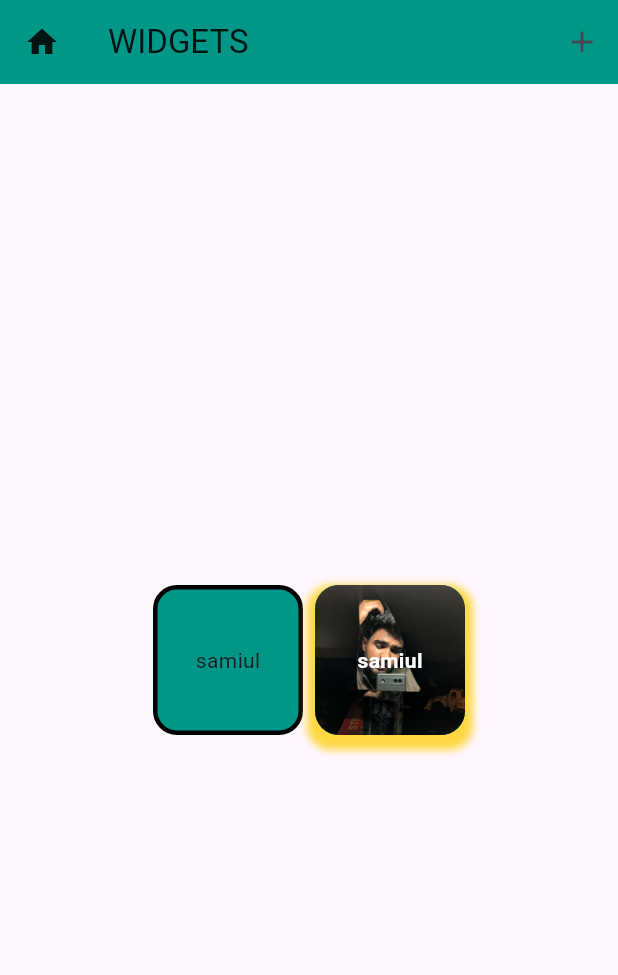
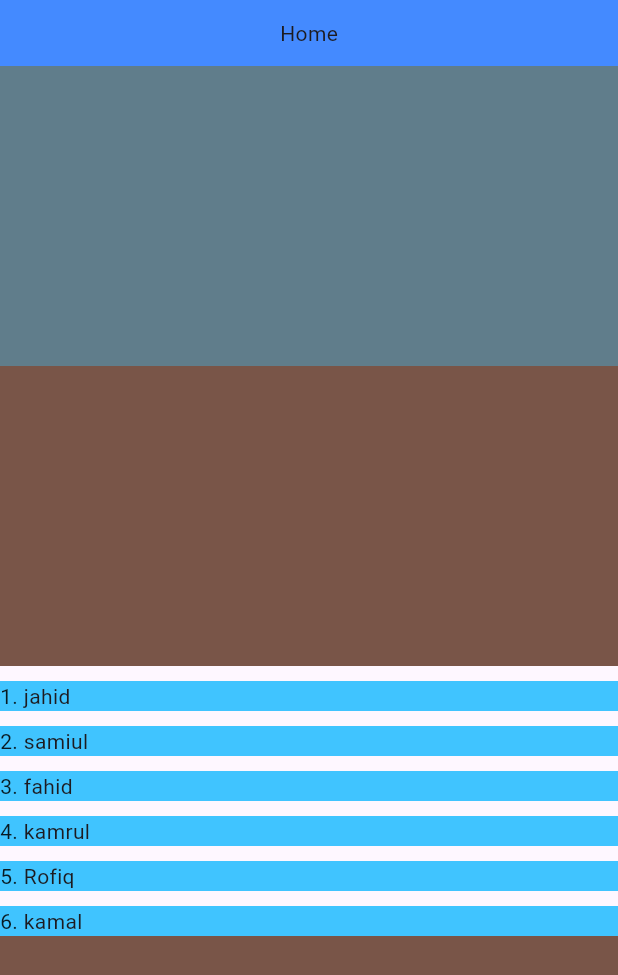
Before and after one commit to Samiul-Islam-Rafi-SWE/flutter-widgets, a Flutter app: the screen it shows after launch, on a phone screen of 412 x 824 dp. Shown: the top 975 px of the screen. Run offline on Flutter 3.47's test engine with Material 3 defaults, Android fonts, the phone set to English and light mode, and no system bars.

Commit message:
part of SingleChildScrollView and ListView

```diff
--- a/lib/main.dart
+++ b/lib/main.dart
@@ -1,9 +1,9 @@
-// Buttons(ElevatedButton , textButton, IconButton, GesturDetector , Inkwell) |
-//Text_input--> (TextField) | container | rechTest | padding
+//listview |
 
 import 'dart:math';
 
 import 'package:flutter/material.dart';
+import 'package:flutter/rendering.dart';
 
 void main() {
   runApp(myApp());
@@ -15,10 +15,19 @@ class myApp extends StatelessWidget {
     return MaterialApp(
       title: 'Essential widgets',
       debugShowCheckedModeBanner: false,
-      home: Home(),
+      home: X(),
     );
   }
 }
+
+final List<String> studentList = [
+  'jahid',
+  'samiul',
+  'fahid',
+  'kamrul',
+  'Rofiq',
+  'kamal',
+];
 
 class Home extends StatelessWidget {
   @override
@@ -37,180 +46,221 @@ class Home extends StatelessWidget {
           ),
         ],
       ),
-      body: Center(
-        child: Column(
-          mainAxisAlignment: MainAxisAlignment.center,
-          mainAxisSize: MainAxisSize.min,
-          children: [
-            // Buttons mainly work evenfire -=- ElevatedButton
-            // ElevatedButton(
-            //   style: ElevatedButton.styleFrom(
-            //     backgroundColor: Colors.red,
-            //     foregroundColor: Colors.white,
-            //     shape: RoundedRectangleBorder(
-            //       borderRadius: BorderRadius.circular(9),
-            //       side: BorderSide(width: 1, color: Colors.greenAccent),
-            //     ),
-            //     textStyle: TextStyle(fontSize: 23, fontWeight: FontWeight.w400),
-            //     // padding: EdgeInsets.all(12),
-            //     padding: EdgeInsets.symmetric(horizontal: 22, vertical: 16),
-            //   ),
-            //   onPressed: () {
-            //     print('Ok your press working');
-            //   },
-            //   child: Text('Press Here'),
-            // ),
-            // TextButton(
-            //   style: TextButton.styleFrom(
-            //     foregroundColor: const Color.fromARGB(255, 77, 255, 83),
-            //     textStyle: TextStyle(fontSize: 34),
-            //   ),
 
-            //   onPressed: () {},
-            //   child: Text('Send money', style: TextStyle(fontSize: 12)),
-            // ),
-            // IconButton(
-            //   onPressed: () {
-            //     print('please add a picture');
-            //   },
-            //   icon: Icon(Icons.add_a_photo, color: Colors.deepOrange),
-            // ),
-            // //only output
-            // GestureDetector(
-            //   onTap: () {
-            //     print('on Tap detected');
-            //   },
-            //   onDoubleTap: () {
-            //     print('on Double tap detected');
-            //   },
-            //   onLongPress: () {
-            //     print('on LOng press detected');
-            //   },
-            //   child: Column(
-            //     children: [
-            //       Text('My Name :'),
-            //       Icon(Icons.add_alarm_sharp),
-            //       Row(children: [Text('This is a Row')]),
-            //     ],
-            //   ),
-            // ),
-            // //register fitback show
-            // InkWell(
-            //   splashColor: Colors.red,
-            //   radius: 16,
-            //   borderRadius: BorderRadius.circular(30),
-            //   onTap: () {
-            //     print('ok On tap detected');
-            //   },
-            //   onDoubleTap: () {
-            //     print('Ok on double tap');
-            //   },
-            //   onLongPress: () {
-            //     print('Ok long tap');
-            //   },
-            //   child: Column(
-            //     children: [
-            //       Text('Inkwel output run'),
-            //       Icon(Icons.access_alarms_outlined),
-            //       Row(children: [Text('this is a row')]),
-            //     ],
-            //   ),
-            // ),
-            // //Text_input--> (TextField) | container | rechTest
-            // Padding(
-            //   padding: const EdgeInsets.all(16),
-            //   child: TextFormField(
-            //     // controller: TextEditingController(),//text inptu , text clear
-            //     style: TextStyle(fontSize: 23, color: Colors.black),
-            //     maxLength: 23,
-            //     decoration: InputDecoration(
-            //       hintText: 'Enter Your email',
-            //       hintStyle: TextStyle(
-            //         fontSize: 20,
-            //         fontWeight: FontWeight.w400,
-            //       ),
+      //   body: SingleChildScrollView(
 
-            //       // label: Text('Email'),
-            //       labelText: 'Email',
-            //       labelStyle: TextStyle(
-            //         fontSize: 20,
-            //         color: Colors.black,
-            //         backgroundColor: const Color.fromARGB(255, 63, 192, 21),
-            //       ),
-            //       border: OutlineInputBorder(
-            //         borderRadius: BorderRadius.circular(16),
-            //         // borderSide: BorderSide(width: 4),
-            //       ),
-            //       focusedBorder: OutlineInputBorder(
-            //         borderSide: BorderSide(width: 2, color: Colors.black),
-            //         borderRadius: BorderRadius.circular(23),
-            //       ),
+      //     child: Column(
+      //       children: [
+      //         Text('daffodil international university'),
+      //         Text('daffodil international university'),
+      //         Text('daffodil international university'),
+      //         Text('daffodil international university'),
+      //         Text('daffodil international university'),
+      //         Text('daffodil international university'),
+      //         Text('daffodil international university'),
+      //         Text('daffodil international university'),
+      //         Text('daffodil international university'),
+      //         Text('daffodil international university'),
+      //         Text('daffodil international university'),
+      //         Text('daffodil international university'),
+      //         Text('daffodil international university'),
+      //         Text('daffodil international university'),
+      //         Text('daffodil international university'),
+      //         Text('daffodil international university'),
+      //         Text('daffodil international university'),
+      //         Text('daffodil international university'),
+      //         Text('daffodil international university'),
+      //         Text('daffodil international university'),
+      //         Text('daffodil international university'),
+      //         Text('daffodil international university'),
+      //         Text('daffodil international university'),
+      //         Text('daffodil international university'),
+      //         Text('daffodil international university'),
+      //         Text('daffodil international university'),
+      //         Text('daffodil international university'),
+      //         Text('daffodil international university'),
+      //         Text('daffodil international university'),
+      //         Text('daffodil international university'),
+      //         Text('daffodil international university'),
+      //         Text('daffodil international university'),
+      //         Text('daffodil international university'),
+      //         Text('daffodil international university'),
+      //         Text('daffodil international university'),
+      //         Text('daffodil international university'),
+      //         Text('daffodil international university'),
+      //         Text('daffodil international university'),
+      //         Text('daffodil international university'),
+      //       ],
+      //     ),
+      //   ),
 
-            //       enabledBorder: OutlineInputBorder(
-            //         borderRadius: BorderRadius.circular(16),
-            //         borderSide: BorderSide(width: 3, color: Colors.black26),
-            //       ),
-            //       fillColor: const Color.fromARGB(255, 18, 165, 163),
-            //       filled: true,
-            //       prefix: Icon(Icons.add),
-            //       suffixIcon: Icon(Icons.remove_red_eye),
-            //     ),
-            //   ),
-            // ),
-
-            //container
-            Wrap(
-              spacing: 8,
+      //ListView
+      // body: ListView(
+      //   scrollDirection: Axis.horizontal,
+      //   children: [
+      //     Text('samiul'),
+      //     Text('samiul Islam rafi'),
+      //     Text('Daffodil International University'),
+      //     Text('Daffodil International University'),
+      //     Text('Daffodil International University'),
+      //     Text('Daffodil International University'),
+      //     Text('Daffodil International University'),
+      //     Text('Daffodil International University'),
+      //     Text('Daffodil International University'),
+      //     Text('Daffodil International University'),
+      //     Text('Daffodil International University'),
+      //     Text('Daffodil International University'),
+      //     Text('Daffodil International University'),
+      //     Text('Daffodil International University'),
+      //     Text('Daffodil International University'),
+      //     Text('Daffodil International University'),
+      //     Text('Daffodil International University'),
+      //     Text('Daffodil International University'),
+      //     Text('Daffodil International University'),
+      //     Text('Daffodil International University'),
+      //     Text('Daffodil International University'),
+      //     Text('Daffodil International University'),
+      //     Text('Daffodil International University'),
+      //     Text('Daffodil International University'),
+      //     Text('Daffodil International University'),
+      //     Text('Daffodil International University'),
+      //     Text('Daffodil International University'),
+      //     Text('Daffodil International University'),
+      //     Text('Daffodil International University'),
+      //     Text('Daffodil International University'),
+      //     Text('Daffodil International University'),
+      //     Text('Daffodil International University'),
+      //     Text('Daffodil International University'),
+      //     Text('Daffodil International University'),
+      //     Text('Daffodil International University'),
+      //     Text('Daffodil International University'),
+      //     Text('Daffodil International University'),
+      //     Text('Daffodil International University'),
+      //     Text('Daffodil International University'),
+      //     Text('Daffodil International University'),
+      //     Text('Daffodil International University'),
+      //     Text('Daffodil International University'),
+      //     Text('Daffodil International University'),
+      //     Text('Daffodil International University'),
+      //     Text('Daffodil International University'),
+      //     Text('Daffodil International University'),
+      //     Text('Daffodil International University'),
+      //     Text('Daffodil International University'),
+      //     Text('Daffodil International University'),
+      //     Text('Daffodil International University'),
+      //     Text('Daffodil International University'),
+      //   ],
+      // ),
+      // body: ListView.builder(
+      //   itemCount: 100,
+      //   itemBuilder: (context, index) {
+      //     return Text('${index + 1}', style: TextStyle(fontSize: 36));
+      //   },
+      // ),
+      //
+      body: SingleChildScrollView(
+        child: ListView.builder(
+          // physics: NeverScrollableScrollPhysics(),
+          itemCount: studentList.length,
+          itemBuilder: (context, index) {
+            return Row(
               children: [
-                Container(
-                  width: 100,
-                  height: 100,
-                  decoration: BoxDecoration(
-                    color: Colors.teal,
-                    borderRadius: BorderRadius.circular(16),
-                    border: Border.all(color: Colors.black, width: 3),
-                  ),
-                  alignment: Alignment.center,
-                  child: Text('samiul'),
-                ),
-                Container(
-                  width: 100,
-                  height: 100,
-                  decoration: BoxDecoration(
-                    color: Colors.teal,
-                    // border: Border(
-                    //   top: BorderSide(color: Colors.black, width: 3),
-                    //   bottom: BorderSide(color: Colors.red),
-                    // ),
-                    borderRadius: BorderRadius.circular(16),
-                    image: DecorationImage(
-                      image: AssetImage('assets/images/samiul.jpg'),
-                      fit: BoxFit.cover,
-                    ),
-                    boxShadow: [
-                      BoxShadow(
-                        color: Colors.amberAccent,
-                        spreadRadius: 5,
-                        blurRadius: 4,
-                        offset: Offset(0, 5),
-                      ),
-                    ],
-                  ),
-
-                  alignment: Alignment.center,
-                  child: Text(
-                    'samiul',
-                    style: TextStyle(
-                      color: Colors.white,
-                      fontWeight: FontWeight.bold,
-                    ),
-                  ),
-                ),
+                Text("${index + 1}. ", style: TextStyle(color: Colors.black87)),
+                Text(studentList[index]),
               ],
-            ),
-          ],
+            );
+          },
         ),
       ),
     );
   }
 }
+
+class X extends StatelessWidget {
+  @override
+  Widget build(BuildContext context) {
+    return Scaffold(
+      body: SafeArea(
+        top: true,
+        bottom: true,
+        child: SingleChildScrollView(
+          child: Column(
+            // spacing: 10,
+            children: [
+              // appbar part
+              Container(
+                color: Colors.blueAccent,
+                child: Padding(
+                  padding: const EdgeInsets.symmetric(
+                    vertical: 12,
+                    horizontal: 4,
+                  ),
+                  child: Center(child: Text("Home")),
+                ),
+              ),
+
+              // body
+              Container(
+                height: 200,
+                width: double.infinity,
+                color: Colors.blueGrey,
+              ),
+              Container(
+                height: 200,
+                width: double.infinity,
+                color: Colors.brown,
+              ),
+
+              ListView.builder(
+                physics: NeverScrollableScrollPhysics(),
+                shrinkWrap: true,
+                itemCount: studentList.length,
+                itemBuilder: (BuildContext studentContext, int index) {
+                  return Column(
+                    children: [
+                      SizedBox(height: 10),
+                      Container(
+                        color: Colors.lightBlueAccent,
+                        child: Row(
+                          children: [
+                            Text(
+                              "${index + 1}. ",
+                              style: TextStyle(color: Colors.black87),
+                            ),
+                            Text(studentList[index]),
+                          ],
+                        ),
+                      ),
+                    ],
+                  );
+                },
+              ),
+
+              // ...List.generate(studentList.length, (index) {
+              //   return Row(
+              //     children: [
+              //       Text(
+              //         "${index + 1}. ",
+              //         style: TextStyle(color: Colors.black87),
+              //       ),
+              //       Text(studentList[index]),
+              //     ],
+              //   );
+              // }),
+              Container(
+                height: 200,
+                width: double.infinity,
+                color: Colors.brown,
+              ),
+              Container(
+                height: 200,
+                width: double.infinity,
+                color: Colors.blueGrey,
+              ),
+            ],
+          ),
+        ),
+      ),
+    );
+  }
+}
```
